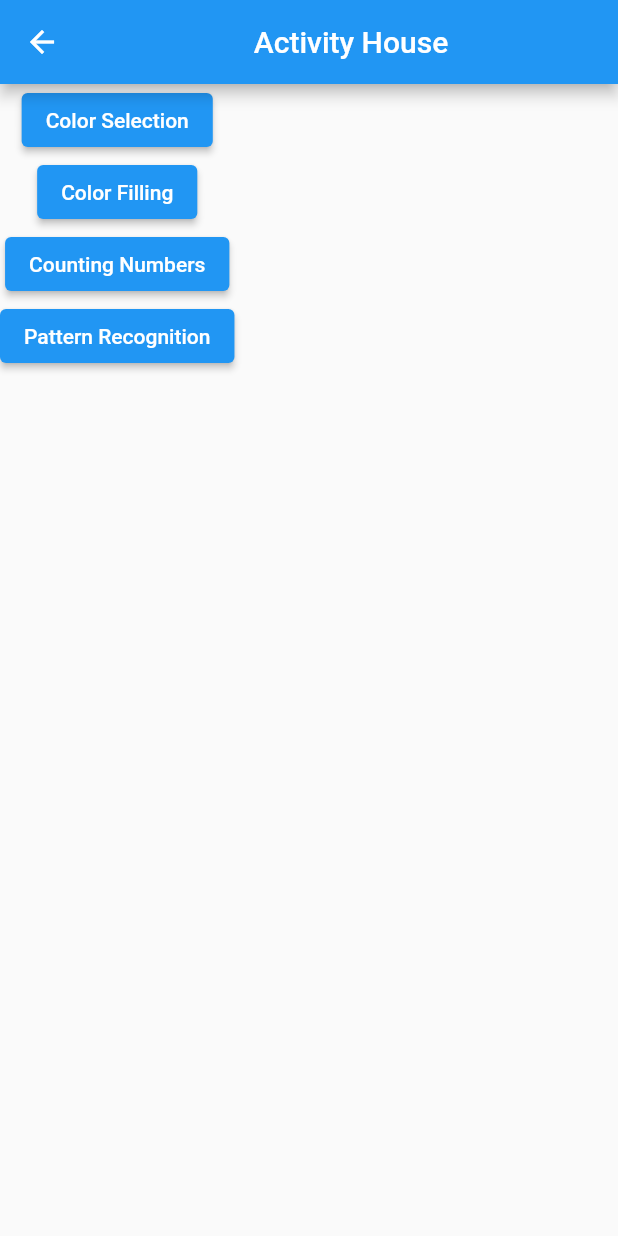
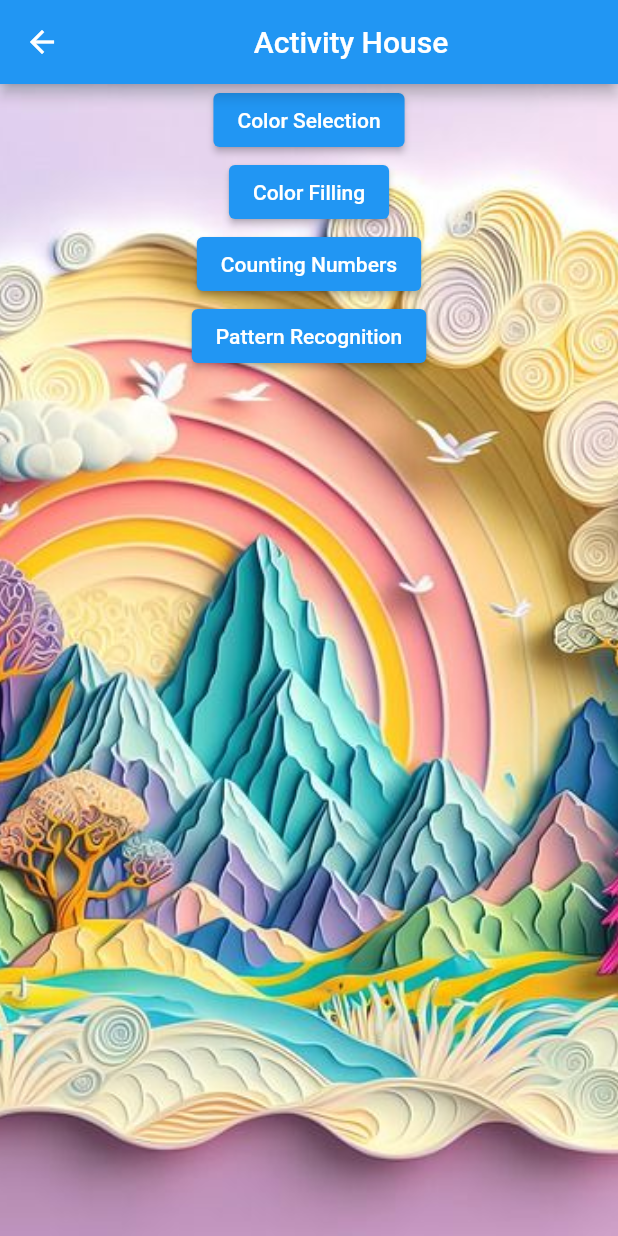
Before and after one commit to RFRanasinghe/desktopCatchMeHigherApplication, a Flutter app: the ActivityHomePage screen opened by its route, on a phone screen of 412 x 824 dp. Run offline on Flutter 3.47's test engine with Material 2 defaults, Android fonts, the phone set to English and light mode, and no system bars; missing offline and left inert: dart:js.

Commit message:
added background image on activityHome page

```diff
--- a/lib/activityHome.dart
+++ b/lib/activityHome.dart
@@ -17,7 +17,15 @@ class _ActivityHomePageState extends State<ActivityHomePage> {
           child: Text("Activity House"),
         ),
       ),
-      body: Container(
+      body: Center(
+        child: Container(
+            alignment: Alignment.center,
+            decoration: BoxDecoration(
+              image: DecorationImage(
+                image: AssetImage('images/papertool.jpg'),
+                fit: BoxFit.cover,
+              ),
+            ),
             child: Column(
               children: <Widget>[
                 new ElevatedButton(
@@ -35,8 +43,7 @@ class _ActivityHomePageState extends State<ActivityHomePage> {
                     child: new Text("Counting Numbers"),
                     onPressed: () {
                       Navigator.pushNamed(context, 'countingNum');
-            }
-          ),
+                    }),
                 new ElevatedButton(
                     child: new Text("Pattern Recognition"),
                     onPressed: () {
@@ -44,6 +51,7 @@ class _ActivityHomePageState extends State<ActivityHomePage> {
                     })
               ],
             )),
+      ),
     );
   }
 }
--- a/lib/existingprofile.dart
+++ b/lib/existingprofile.dart
@@ -9,6 +9,9 @@ class ExistingProfile extends StatefulWidget {
 }
 
 class _ExistingProfileState extends State<ExistingProfile> {
+
+  final _formKey = GlobalKey<FormState>();
+
   @override
   Widget build(BuildContext context) {
     return Scaffold(
```
Also changed, not shown: lib/newprofile.dart (+2 -6 lines). Lines whose indentation alone changed are shown as unchanged.
